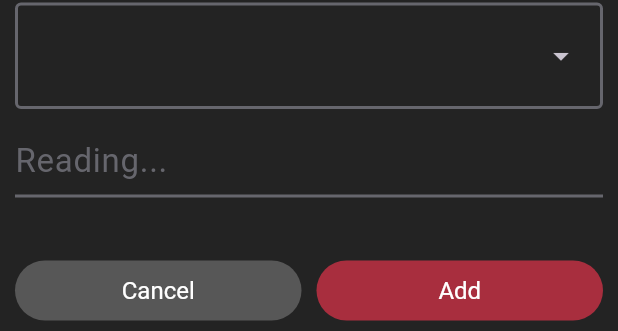
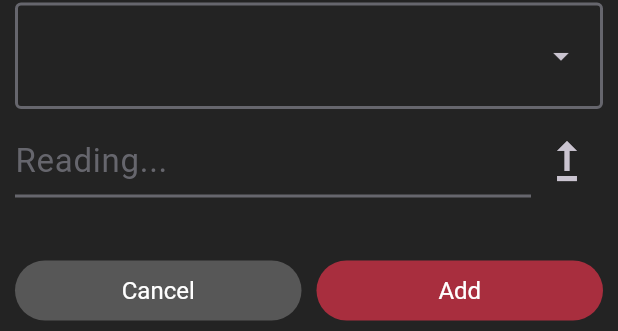
Before and after one commit to jacob-myers/ZenkoWordBank, a Flutter app: the TermEditor widget shown alone on an empty page, opened directly with empty values, on a phone screen of 412 x 824 dp. Shown: the part 92-423 px from the top of the screen. Run offline on Flutter 3.47's test engine with Material 3 defaults, Android fonts, the light colour scheme and no system bars; our stand-ins replace sqflite, tuple; missing offline and left inert: kana_kit, sqlite3, string_similarity; accounts and stored records are empty.

Commit message:
Adding a button to shove the reading up as the main element. Basically a "replace kanji with phonetic" option.

```diff
--- a/lib/widgets/term_editor.dart
+++ b/lib/widgets/term_editor.dart
@@ -238,7 +238,10 @@ class _TermEditor extends State<TermEditor> {
 
           const SizedBox(height: 10),
 
-          TextField(
+          Row(
+            children: [
+              Expanded(
+                child: TextField(
                   controller: _readingController,
                   style: JWBTextStyles.newTermReading,
                   maxLines: 1,
@@ -260,6 +263,18 @@ class _TermEditor extends State<TermEditor> {
                   onTapOutside: (event) {
                     FocusScope.of(context).unfocus();
                   },
+                ),
+              ),
+
+              IconButton(
+                padding: const EdgeInsets.fromLTRB(0, 4, 0, 4),
+                icon: const Icon(Icons.upgrade_outlined, size: 40,),
+                onPressed: () {
+                  _dropdownController.value = _readingController.value;
+                  _readingController.clear();
+                },
+              ),
+            ],
           ),
 
           const SizedBox(height: 2),
```
Lines whose indentation alone changed are shown as unchanged.
